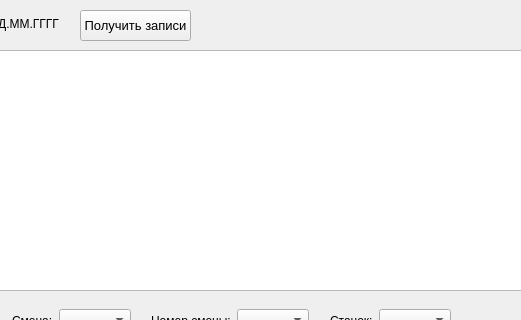
Old version of the form Edit_Tool_Main_Window.ui in the repository EvgenyMinikh/TBM_Downtime_Utils; both pictures show x 150 to 671 and y 0 to 320 of the 911 by 561 pixel window.
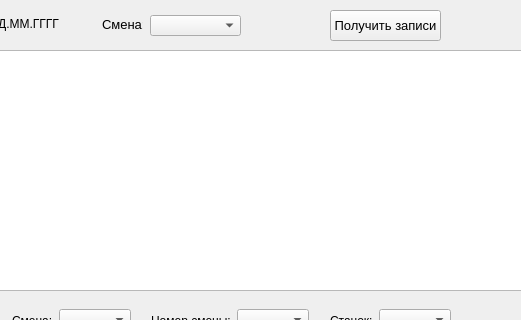
New version of the form.

Commit message: [Change] Add cleaning after click on Save button

The edit to the form file:
```diff
--- a/Edit_Tool_Main_Window.ui
+++ b/Edit_Tool_Main_Window.ui
@@ -38,7 +38,7 @@
    <widget class="QPushButton" name="pushButton_Get_Records">
     <property name="geometry">
      <rect>
-      <x>230</x>
+      <x>480</x>
       <y>10</y>
       <width>111</width>
       <height>31</height>
@@ -344,6 +344,39 @@
      <string>ДД.ММ.ГГГГ</string>
     </property>
    </widget>
+   <widget class="QLabel" name="label_11">
+    <property name="geometry">
+     <rect>
+      <x>252</x>
+      <y>5</y>
+      <width>41</width>
+      <height>39</height>
+     </rect>
+    </property>
+    <property name="font">
+     <font>
+      <pointsize>10</pointsize>
+     </font>
+    </property>
+    <property name="text">
+     <string>Смена:</string>
+    </property>
+   </widget>
+   <widget class="QComboBox" name="comboBox_Shift_for_Query">
+    <property name="geometry">
+     <rect>
+      <x>300</x>
+      <y>15</y>
+      <width>91</width>
+      <height>21</height>
+     </rect>
+    </property>
+    <property name="font">
+     <font>
+      <pointsize>10</pointsize>
+     </font>
+    </property>
+   </widget>
   </widget>
  </widget>
  <resources/>
```
The commit also changes 2 other files.
